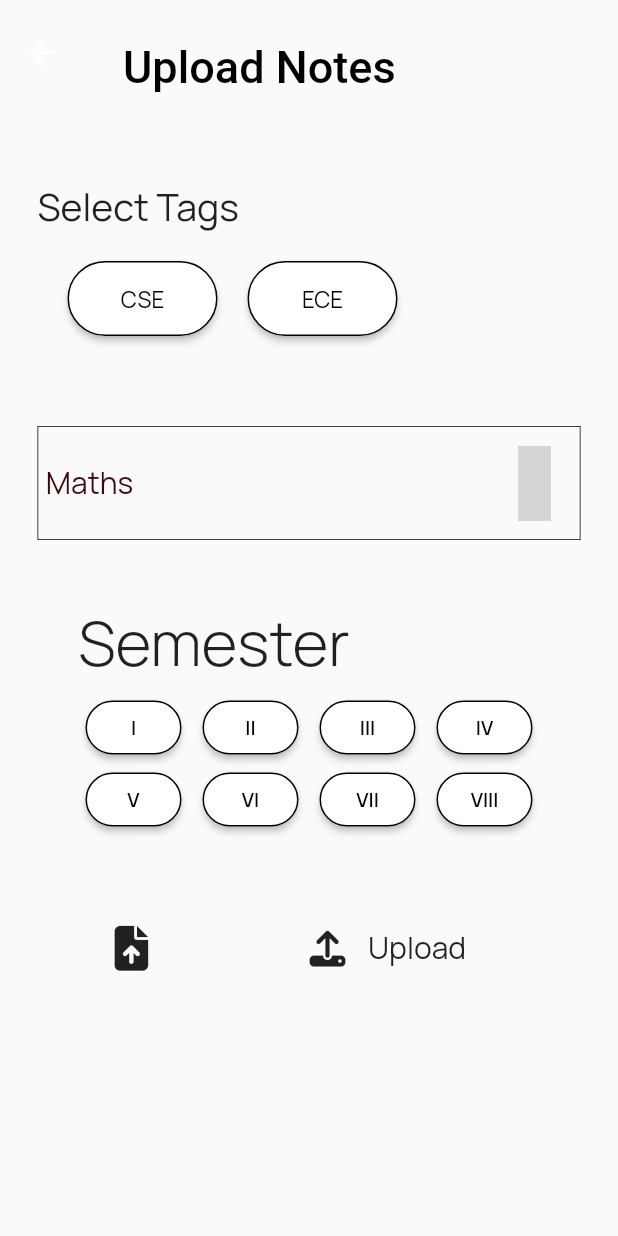
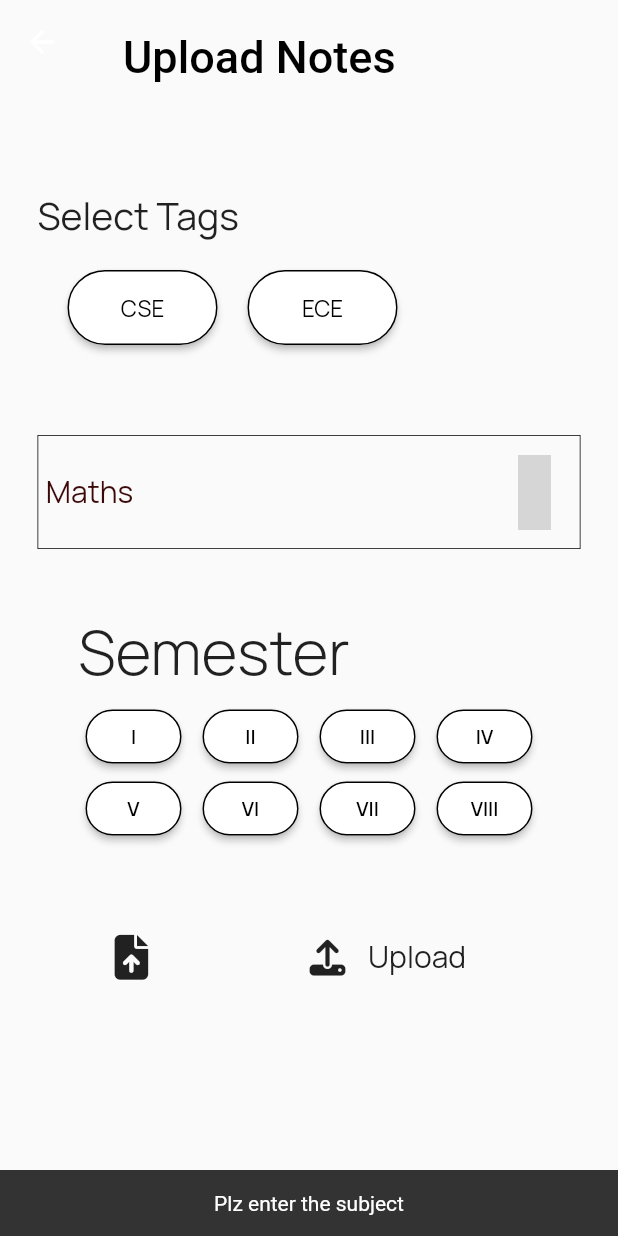
Before and after one commit to The-NoteX/NoteX-deprecated, a Flutter app: the UploadNotes screen opened directly, after a tap on "Upload", on a phone screen of 412 x 824 dp. Run offline on Flutter 3.47's test engine with Material 2 defaults, Android fonts, the phone set to English and light mode, and no system bars; our stand-ins replace cloud_firestore, confetti, file_picker, firebase_core, firebase_storage, flutter_slidable and 6 more; missing offline and left inert: android_x_storage, auth0_flutter, flutter_cached_pdfview, flutter_downloader; accounts and stored records are empty; network calls fail; grey boxes are pictures that could not be loaded.

```diff
--- a/lib/notes/upload_notes.dart
+++ b/lib/notes/upload_notes.dart
@@ -22,6 +22,7 @@ class _UploadNotesState extends State<UploadNotes> {
   bool _isSelected = false;
   String _topic = "";
   String dropdownvalue = subjects.first;
+  bool uploading = false;
 
   void onButtonPressed(String index) {
     setState(() {
@@ -139,6 +140,16 @@ class _UploadNotesState extends State<UploadNotes> {
     }
 
     upload() async {
+      if (_topic.trim().isEmpty) {
+        showSnackBar(context, "Plz enter the subject");
+      } else if (_tag.isEmpty) {
+        showSnackBar(context, "Plz select a tag");
+      } else if (_sem == 0) {
+        showSnackBar(context, "Plz select the semester");
+      } else {
+        setState(() {
+          uploading = true;
+        });
         SharedPreferences prefs = await SharedPreferences.getInstance();
 
         String uploaded = await uploadPdf(
@@ -159,12 +170,23 @@ class _UploadNotesState extends State<UploadNotes> {
             _tag = "";
             _sem = 0;
             _isSelected = false;
+            uploading = false;
           });
+        }
       }
     }
 
     return Scaffold(
       appBar: AppBar(
+        bottom: PreferredSize(
+          preferredSize: const Size(0, 20),
+          child: uploading
+              ? const LinearProgressIndicator(
+                  backgroundColor: Colors.transparent,
+                  color: Colors.cyan,
+                )
+              : const SizedBox(),
+        ),
         title: const Padding(
           padding: EdgeInsets.only(top: 20, left: 10),
           child: Text(
@@ -178,7 +200,6 @@ class _UploadNotesState extends State<UploadNotes> {
         ),
         backgroundColor: const Color.fromARGB(255, 223, 223, 223),
         forceMaterialTransparency: true,
-        toolbarHeight: 70,
       ),
       body: Padding(
         padding: const EdgeInsets.only(top: 30, left: 25, right: 25),
--- a/pubspec.yaml
+++ b/pubspec.yaml
@@ -26,12 +26,11 @@ dependencies:
   google_fonts: ^5.1.0
   http: ^1.1.0
   intl: ^0.18.1
+  io: ^1.0.4
   like_button: ^2.0.5
   material_design_icons_flutter: ^7.0.7296
   path_provider: ^2.1.0
   permission_handler: ^10.4.3
-  provider: ^6.0.5
-  read_pdf_text: ^0.2.1
   share_plus: ^7.1.0
   shared_preferences: ^2.2.1
   url_launcher: ^6.1.12
```
Also changed, not shown: lib/utils/pdf_box.dart (+22 -5 lines), lib/utils/pdf_view.dart (+18 -3 lines), pubspec.lock. Lines whose indentation alone changed are shown as unchanged.
